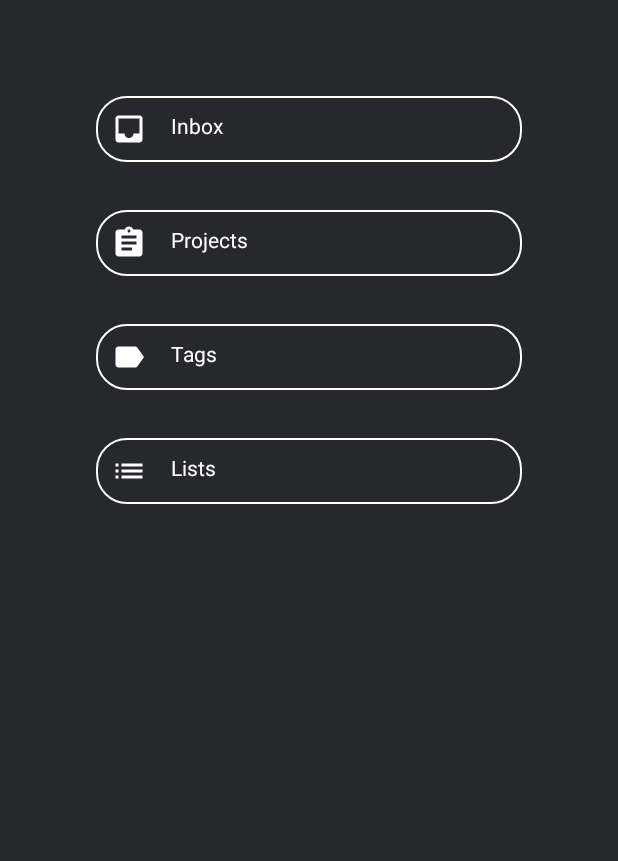
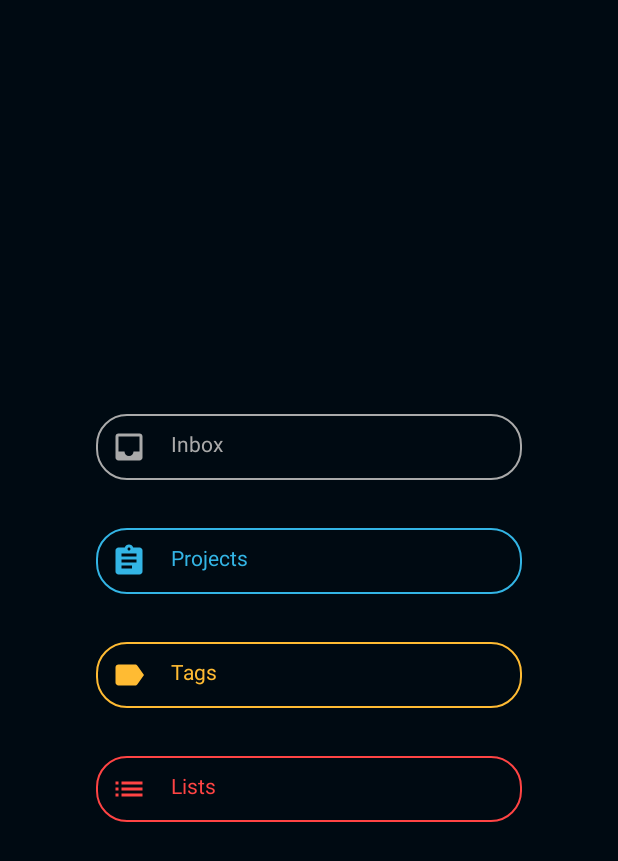
Before and after one commit to zwhittle/reimagined-train, an Android app: the layout layout_home_menu.xml on its own in the app's theme, with its tools: preview values and no code run, on a phone screen of 412 x 824 dp. Shown: the top 861 px of the screen. Run offline under Robolectric (Android 15) with nearby library versions, the phone set to English and light mode, and no system bars.

Commit message:
update colors and styles

```diff
--- a/app/src/main/res/layout/layout_home_menu.xml
+++ b/app/src/main/res/layout/layout_home_menu.xml
@@ -5,7 +5,7 @@
         android:orientation="vertical"
         android:id="@+id/layoutHomeRoot"
         android:layout_width="match_parent"
-        android:weightSum="4"
+        android:gravity="center"
         android:padding="64dp"
         android:layout_height="match_parent">
 
@@ -13,6 +13,7 @@
             android:id="@+id/layoutHomeInbox"
             android:orientation="horizontal"
             android:background="@drawable/border"
+            android:backgroundTint="@color/colorMenuGrey"
             android:layout_marginBottom="@dimen/margin_normal"
             android:layout_width="match_parent"
             android:layout_height="wrap_content">
@@ -20,6 +21,7 @@
             <ImageView
                 android:id="@+id/ivHomeInbox"
                 android:src="@drawable/ic_inbox_black_24dp"
+                style="@style/MenuGreyTheme"
                 android:layout_width="wrap_content"
                 android:layout_height="wrap_content" />
 
@@ -27,6 +29,7 @@
                 android:id="@+id/tvHomeInbox"
                 android:text="@string/inbox"
                 android:background="@color/colorPrimary"
+                style="@style/MenuGreyTheme"
                 android:layout_marginStart="@dimen/margin_normal"
                 android:layout_width="wrap_content"
                 android:layout_height="wrap_content" />
@@ -37,6 +40,8 @@
             android:orientation="horizontal"
             android:layout_marginBottom="@dimen/margin_normal"
             android:background="@drawable/border"
+            style="@style/MenuBlueTheme"
+            android:backgroundTint="@color/colorMenuBlue"
             android:layout_marginTop="@dimen/margin_normal"
             android:layout_width="match_parent"
             android:layout_height="wrap_content">
@@ -45,11 +50,13 @@
                 android:id="@+id/ivHomeProjects"
                 android:src="@drawable/ic_project_black_24dp"
                 android:layout_width="wrap_content"
+                style="@style/MenuBlueTheme"
                 android:layout_height="wrap_content" />
 
             <TextView
                 android:id="@+id/tvHomeProjects"
                 android:text="@string/projects"
+                style="@style/MenuBlueTheme"
                 android:layout_marginStart="@dimen/margin_normal"
                 android:layout_width="wrap_content"
                 android:layout_height="wrap_content" />
@@ -62,18 +69,22 @@
             android:layout_marginBottom="@dimen/margin_normal"
             android:layout_marginTop="@dimen/margin_normal"
             android:layout_width="match_parent"
+            style="@style/MenuOrangeTheme"
+            android:backgroundTint="@color/colorMenuOrange"
             android:layout_height="wrap_content">
 
             <ImageView
                 android:id="@+id/ivHomeTags"
                 android:src="@drawable/ic_tag_black_24dp"
                 android:layout_width="wrap_content"
+                style="@style/MenuOrangeTheme"
                 android:layout_height="wrap_content" />
 
             <TextView
                 android:id="@+id/tvHomeTags"
                 android:text="@string/tags"
                 android:layout_marginStart="@dimen/margin_normal"
+                style="@style/MenuOrangeTheme"
                 android:layout_width="wrap_content"
                 android:layout_height="wrap_content" />
         </LinearLayout>
@@ -82,6 +93,8 @@
             android:id="@+id/layoutHomeLists"
             android:orientation="horizontal"
             android:background="@drawable/border"
+            style="@style/MenuRedTheme"
+            android:backgroundTint="@color/colorMenuRed"
             android:layout_width="match_parent"
             android:layout_marginTop="@dimen/margin_normal"
             android:layout_height="wrap_content">
@@ -90,6 +103,7 @@
                 android:id="@+id/ivHomeLists"
                 android:src="@drawable/ic_list_black_24dp"
                 android:layout_width="wrap_content"
+                style="@style/MenuRedTheme"
                 android:layout_height="wrap_content" />
 
             <TextView
@@ -97,6 +111,7 @@
                 android:text="@string/lists"
                 android:layout_marginStart="@dimen/margin_normal"
                 android:layout_width="wrap_content"
+                style="@style/MenuRedTheme"
                 android:layout_height="wrap_content" />
         </LinearLayout>
     </LinearLayout>
--- a/app/src/main/res/values/colors.xml
+++ b/app/src/main/res/values/colors.xml
@@ -1,8 +1,18 @@
 <?xml version="1.0" encoding="utf-8"?>
 <resources>
-    <color name="colorPrimary">#27282E</color>
+    <!-- temp colors pulled from material website -->
+    <color name="primaryColor">#1A2026</color>
+    <color name="primaryLightColor">#4f5b62</color>
+    <color name="primaryDarkColor">#000a12</color>
+    <color name="primaryTextColor">#ffffff</color>
+
+    <color name="colorPrimary">@color/primaryDarkColor</color>
     <color name="colorPrimaryDark">@color/colorPrimary</color>
     <color name="colorAccent">#008800</color>
     <color name="colorMenuTint">@android:color/white</color>
     <color name="colorTextHint">#A2A2A2</color>
+    <color name="colorMenuGrey">@android:color/darker_gray</color>
+    <color name="colorMenuBlue">@android:color/holo_blue_light</color>
+    <color name="colorMenuOrange">@android:color/holo_orange_light</color>
+    <color name="colorMenuRed">@android:color/holo_red_light</color>
 </resources>
--- a/app/src/main/res/values/styles.xml
+++ b/app/src/main/res/values/styles.xml
@@ -27,4 +27,24 @@
         <item name="android:background">@color/colorAccent</item>
     </style>
 
+    <style name="MenuGreyTheme" parent="AppTheme">
+        <item name="android:textColor">@color/colorMenuGrey</item>
+        <item name="android:tint">@color/colorMenuGrey</item>
+    </style>
+
+    <style name="MenuBlueTheme" parent="AppTheme">
+        <item name="android:textColor">@color/colorMenuBlue</item>
+        <item name="android:tint">@color/colorMenuBlue</item>
+    </style>
+
+    <style name="MenuOrangeTheme" parent="AppTheme">
+        <item name="android:textColor">@color/colorMenuOrange</item>
+        <item name="android:tint">@color/colorMenuOrange</item>
+    </style>
+
+    <style name="MenuRedTheme" parent="AppTheme">
+        <item name="android:textColor">@color/colorMenuRed</item>
+        <item name="android:tint">@color/colorMenuRed</item>
+    </style>
+
 </resources>
```
